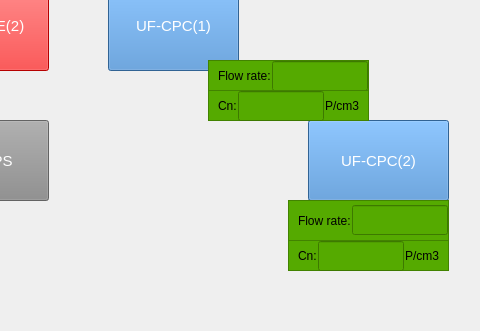
Old version of the form mainstartup.ui in the repository walkblank/measureTool; both pictures show x 682 to 1162 and y 200 to 531 of the 1162 by 684 pixel window.
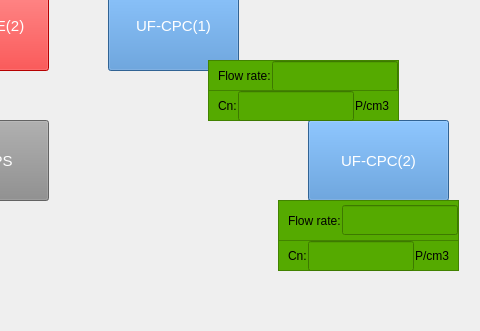
New version of the form. Icons and pictures are not drawn.

```diff
--- a/mainstartup.ui
+++ b/mainstartup.ui
@@ -281,7 +281,7 @@
      <rect>
       <x>890</x>
       <y>260</y>
-      <width>161</width>
+      <width>191</width>
       <height>31</height>
      </rect>
     </property>
@@ -334,7 +334,7 @@
      <rect>
       <x>890</x>
       <y>290</y>
-      <width>161</width>
+      <width>191</width>
       <height>31</height>
      </rect>
     </property>
@@ -392,9 +392,9 @@
    <widget class="QFrame" name="frame_5">
     <property name="geometry">
      <rect>
-      <x>970</x>
+      <x>960</x>
       <y>400</y>
-      <width>161</width>
+      <width>181</width>
       <height>41</height>
      </rect>
     </property>
@@ -445,9 +445,9 @@
    <widget class="QFrame" name="frame_6">
     <property name="geometry">
      <rect>
-      <x>970</x>
+      <x>960</x>
       <y>440</y>
-      <width>161</width>
+      <width>181</width>
       <height>31</height>
      </rect>
     </property>
```
